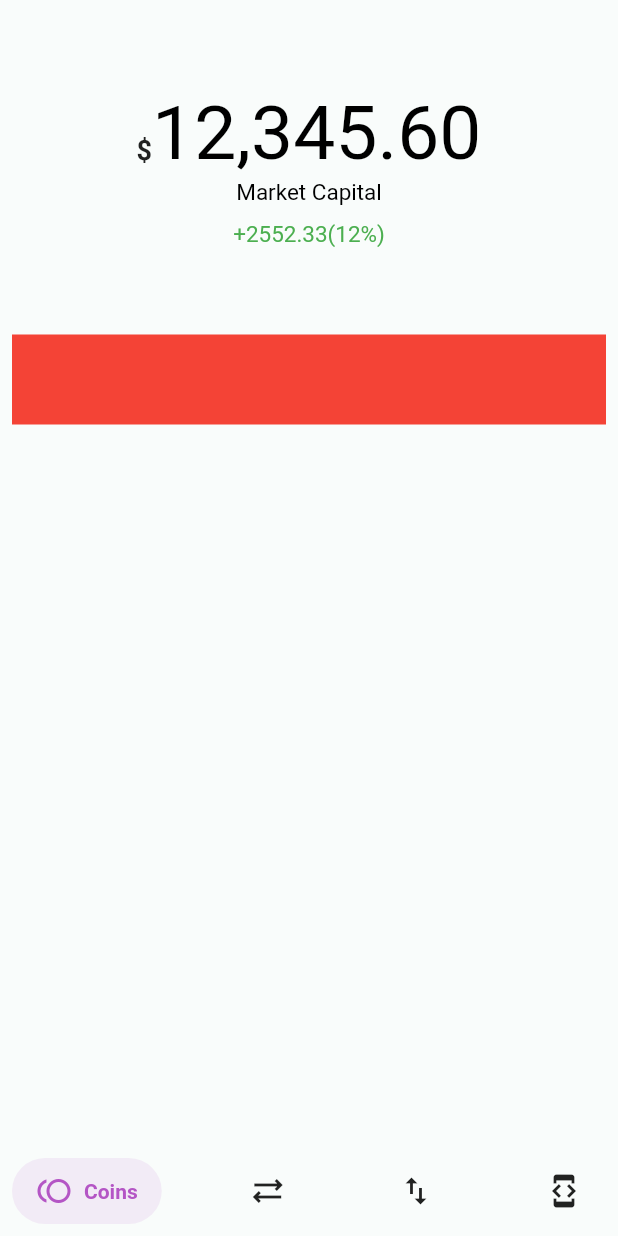
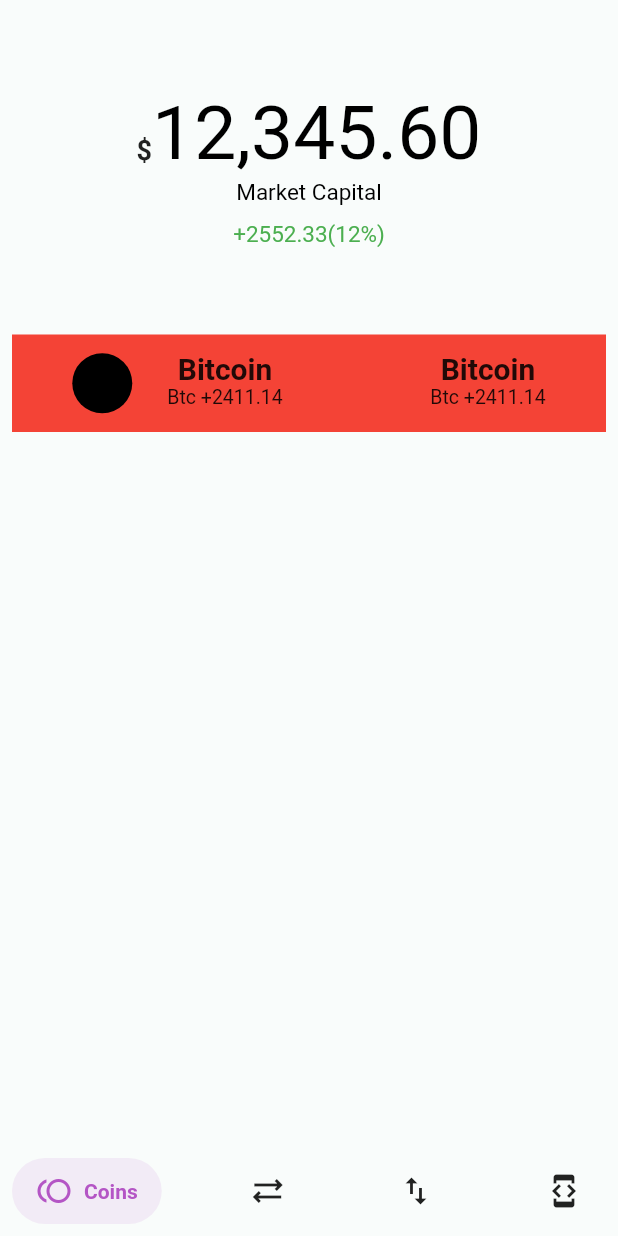
Before and after one commit to Kaleab41/CryptoExchange, a Flutter app: the screen it shows after launch, on a phone screen of 412 x 824 dp. Run offline on Flutter 3.47's test engine with Material 2 defaults, Android fonts, the phone set to English and light mode, and no system bars; drawn by our look-alikes of salomon_bottom_bar.

Commit message:
Coin Card Completed

```diff
--- a/lib/Pages/Coins.dart
+++ b/lib/Pages/Coins.dart
@@ -60,7 +60,49 @@ class CoinsPage extends StatelessWidget {
           Padding(
             padding: const EdgeInsets.all(8.0),
             child: Container(
-                height: 60, width: double.infinity, color: Colors.red),
+                child: Padding(
+                  padding: const EdgeInsets.symmetric(horizontal: 25),
+                  child: Padding(
+                    padding: const EdgeInsets.all(11.0),
+                    child: Row(mainAxisAlignment: MainAxisAlignment.spaceEvenly,
+                        // crossAxisAlignment: CrossAxisAlignment.center,
+                        children: [
+                          CircleAvatar(
+                            backgroundColor: Colors.black,
+                            radius: 20,
+                          ),
+                          SizedBox(width: 15),
+                          Column(
+                            children: [
+                              Text('Bitcoin',
+                                  style: TextStyle(
+                                      fontWeight: FontWeight.bold,
+                                      fontSize: 20)),
+                              Text('Btc +2411.14',
+                                  style: TextStyle(
+                                      fontWeight: FontWeight.normal,
+                                      fontSize: 13)),
+                            ],
+                          ),
+                          SizedBox(width: 90),
+                          Column(
+                            children: [
+                              Text('Bitcoin',
+                                  style: TextStyle(
+                                      fontWeight: FontWeight.bold,
+                                      fontSize: 20)),
+                              Text('Btc +2411.14',
+                                  style: TextStyle(
+                                      fontWeight: FontWeight.normal,
+                                      fontSize: 13)),
+                            ],
+                          )
+                        ]),
+                  ),
+                ),
+                height: 65,
+                width: double.infinity,
+                color: Colors.red),
           )
         ],
       ),
```
